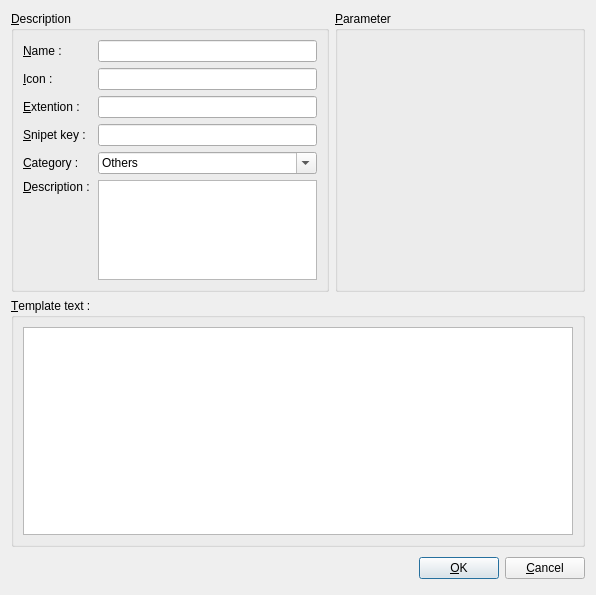
Qt form xinx/ui/snipetproperty.ui (phoenix741/xinx) before a commit.
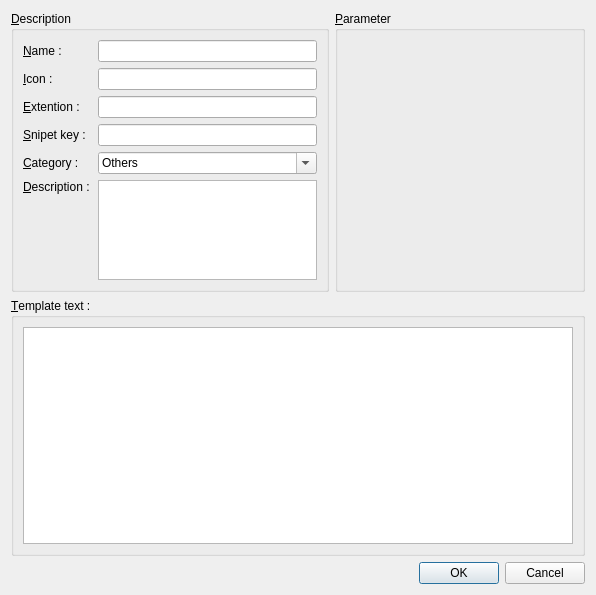
The same form after that commit. Icons and pictures are not drawn.

```diff
--- a/xinx/ui/snipetproperty.ui
+++ b/xinx/ui/snipetproperty.ui
@@ -189,49 +189,11 @@
     </widget>
    </item>
    <item row="2" column="0" colspan="2" >
-    <layout class="QHBoxLayout" >
-     <property name="spacing" >
-      <number>6</number>
+    <widget class="QDialogButtonBox" name="buttonBox" >
+     <property name="standardButtons" >
+      <set>QDialogButtonBox::Cancel|QDialogButtonBox::Ok</set>
      </property>
-     <property name="margin" >
-      <number>0</number>
-     </property>
-     <item>
-      <spacer>
-       <property name="orientation" >
-        <enum>Qt::Horizontal</enum>
-       </property>
-       <property name="sizeHint" stdset="0" >
-        <size>
-         <width>131</width>
-         <height>31</height>
-        </size>
-       </property>
-      </spacer>
-     </item>
-     <item>
-      <widget class="QPushButton" name="okButton" >
-       <property name="text" >
-        <string>&amp;OK</string>
-       </property>
-       <property name="icon" >
-        <iconset resource="../application.qrc" >
-         <normaloff>:/images/button_ok.png</normaloff>:/images/button_ok.png</iconset>
-       </property>
-      </widget>
-     </item>
-     <item>
-      <widget class="QPushButton" name="cancelButton" >
-       <property name="text" >
-        <string>&amp;Cancel</string>
-       </property>
-       <property name="icon" >
-        <iconset resource="../application.qrc" >
-         <normaloff>:/images/button_cancel.png</normaloff>:/images/button_cancel.png</iconset>
-       </property>
-      </widget>
-     </item>
-    </layout>
+    </widget>
    </item>
   </layout>
  </widget>
```
Left out of the diff: 26 changed lines with no effect on the pictures.
